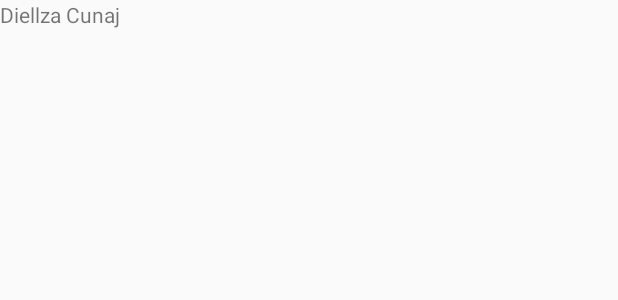
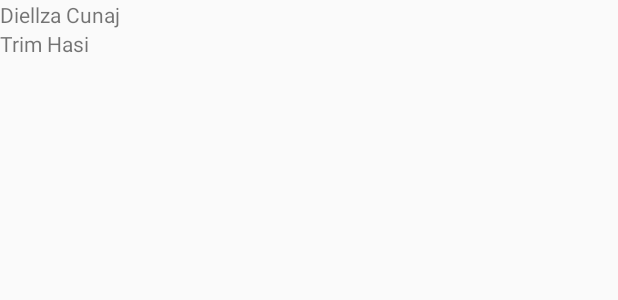
Before and after one commit to diellzacunaj/TouristGuide, an Android app: the layout activity_main.xml on its own in the app's theme, with its tools: preview values and no code run, on a phone screen of 412 x 824 dp. Shown: the top 300 px of the screen. Run offline under Robolectric (Android 15) with nearby library versions, the phone set to English and light mode, and no system bars.

Commit message:
Trim Hasi - Second Commit

```diff
--- a/app/src/main/res/layout/activity_main.xml
+++ b/app/src/main/res/layout/activity_main.xml
@@ -12,5 +12,9 @@
         android:layout_height="wrap_content"
         android:text="Diellza Cunaj"
          />
+    <TextView
+        android:layout_width="wrap_content"
+        android:layout_height="wrap_content"
+        android:text="Trim Hasi"/>
 
 </LinearLayout>
```
